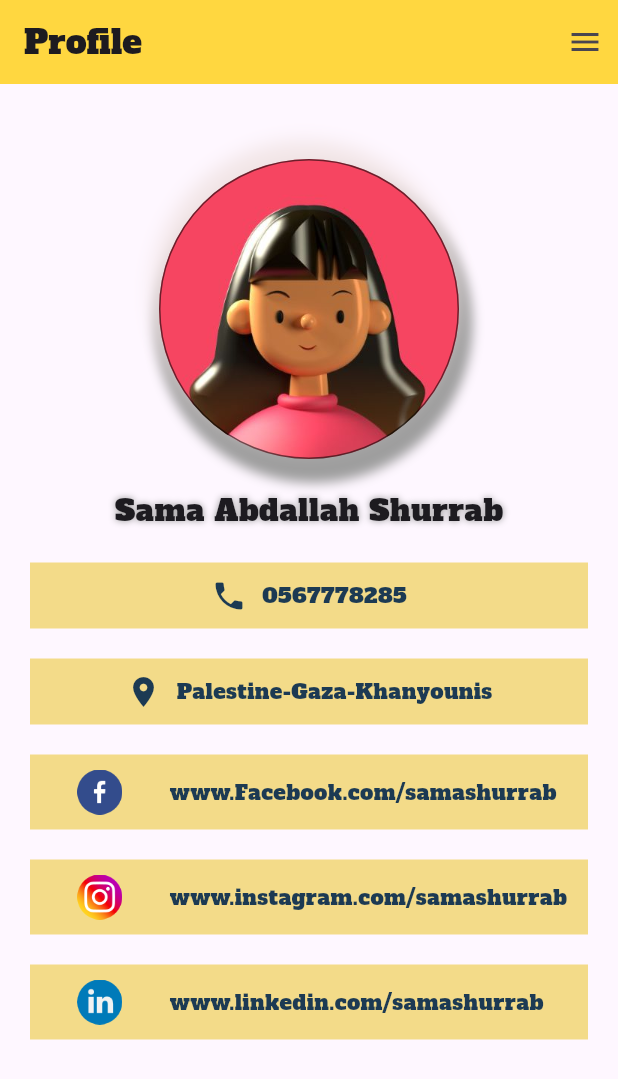
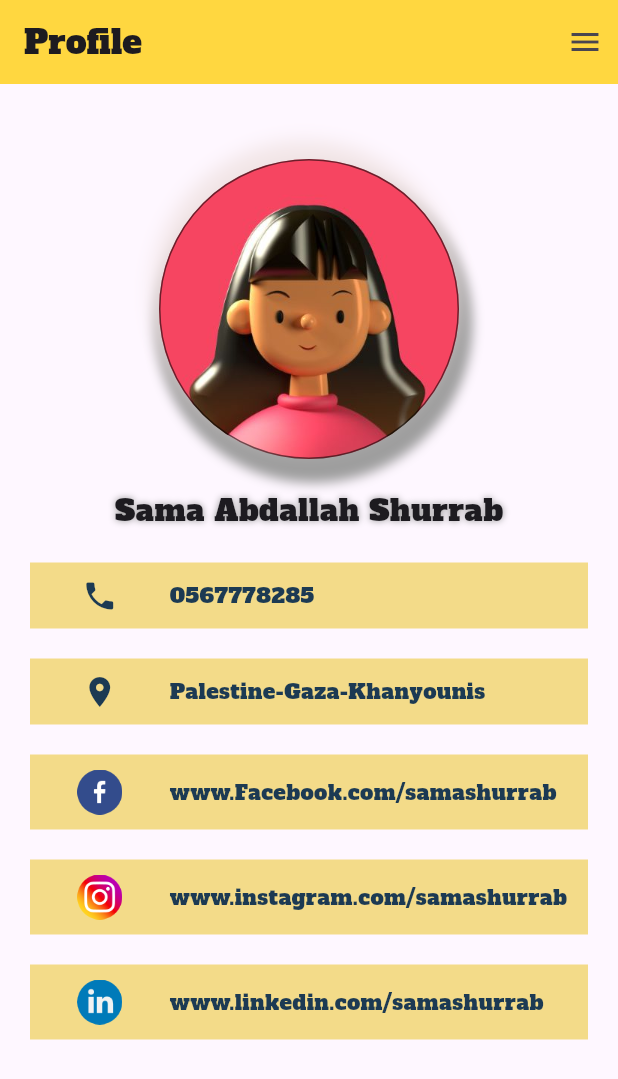
Before and after one commit to SamaShurrab/Flutter-Ui2, a Flutter app: the screen it shows after launch, on a phone screen of 412 x 824 dp. Shown: the top 1079 px of the screen. Run offline on Flutter 3.47's test engine with Material 3 defaults, Android fonts, the phone set to English and light mode, and no system bars.

Commit message:
refactor design

```diff
--- a/lib/main.dart
+++ b/lib/main.dart
@@ -63,16 +63,20 @@ class MyApp extends StatelessWidget {
                 color: const Color(0xD4F1D571),
                 child: Row(
                   mainAxisAlignment: MainAxisAlignment.center,
-                  spacing: 10,
                   children: [
-                    Icon(
+                    Expanded(
+                      child: Icon(
                         Icons.phone,
                         color: const Color.fromRGBO(28, 58, 83, 1),
                       ),
-                    Text(
+                    ),
+                    Expanded(
+                      flex: 3,
+                      child: Text(
                         '0567778285',
                         style: TextStyle(
                           color: const Color.fromRGBO(28, 58, 83, 1),
+                        ),
                       ),
                     ),
                   ],
@@ -82,17 +86,21 @@ class MyApp extends StatelessWidget {
                 padding: EdgeInsets.symmetric(vertical: 10),
                 color: const Color(0xD4F1D571),
                 child: Row(
-                  spacing: 10,
                   mainAxisAlignment: MainAxisAlignment.center,
                   children: [
-                    Icon(
+                    Expanded(
+                      child: Icon(
                         Icons.location_on,
                         color: const Color.fromRGBO(28, 58, 83, 1),
                       ),
-                    Text(
+                    ),
+                    Expanded(
+                      flex: 3,
+                      child: Text(
                         'Palestine-Gaza-Khanyounis',
                         style: TextStyle(
                           color: const Color.fromRGBO(28, 58, 83, 1),
+                        ),
                       ),
                     ),
                   ],
```
Lines whose indentation alone changed are shown as unchanged.
